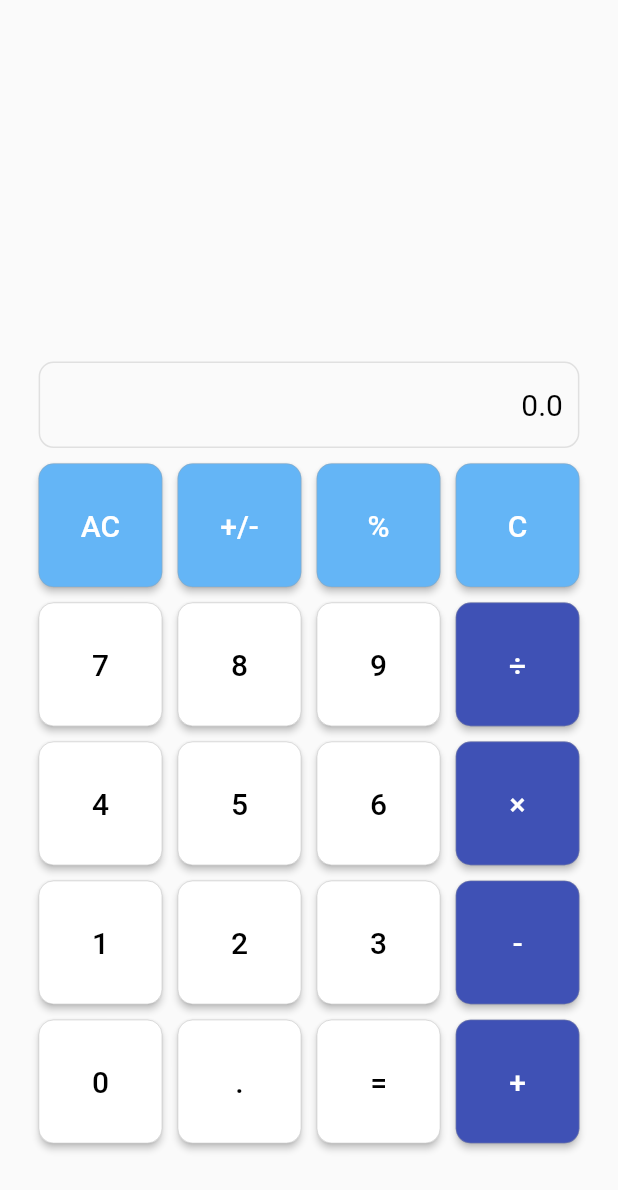
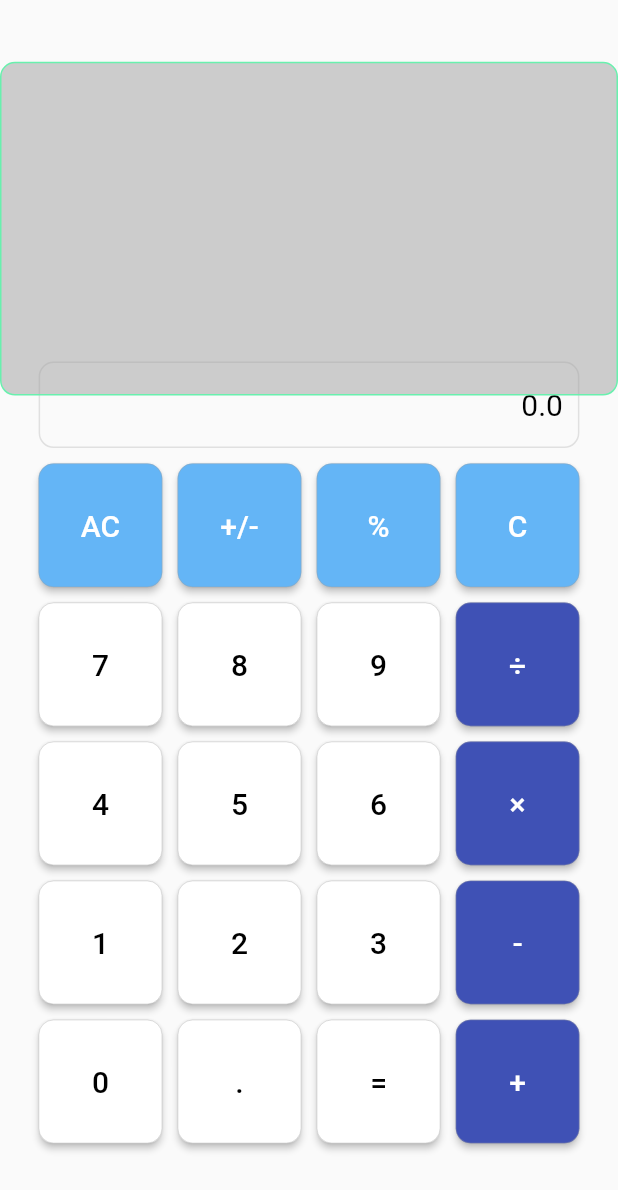
Before and after one commit to riii-san/container_calculator, a Flutter app: the screen it shows after launch, on a phone screen of 412 x 824 dp. Shown: the top 1190 px of the screen. Run offline on Flutter 3.47's test engine with Material 2 defaults, Android fonts, the phone set to English and light mode, and no system bars.

Commit message:
計算結果のドラッグ&ドロップと領域指定完了

```diff
--- a/lib/main.dart
+++ b/lib/main.dart
@@ -170,8 +170,7 @@ class _MyHomePageState extends State<MyHomePage> {
       body: Stack(
         children: <Widget>[
           // 0
-          Container(
-            child: Positioned(
+          Positioned(
             top: _deviceHeight - _containerSize - _bannerHeight,
             left: _sideSpace,
             width: _containerSize,
@@ -195,10 +194,8 @@ class _MyHomePageState extends State<MyHomePage> {
               ),
             ),
           ),
-          ),
           // .ボタン TODO : ボタン押された時の処理実装
-          Container(
-            child: Positioned(
+          Positioned(
             top: _deviceHeight - _containerSize - _bannerHeight,
             left: _sideSpace + _space * 1 + _containerSize * 1,
             width: _containerSize,
@@ -222,10 +219,8 @@ class _MyHomePageState extends State<MyHomePage> {
               ),
             ),
           ),
-          ),
           // =ボタン
-          Container(
-            child: Positioned(
+          Positioned(
             top: _deviceHeight - _containerSize - _bannerHeight,
             left: _sideSpace + _space * 2 + _containerSize * 2,
             width: _containerSize,
@@ -249,10 +244,8 @@ class _MyHomePageState extends State<MyHomePage> {
               ),
             ),
           ),
-          ),
           // +ボタン
-          Container(
-            child: Positioned(
+          Positioned(
             top: _deviceHeight - _containerSize - _bannerHeight,
             left: _sideSpace + _space * 3 + _containerSize * 3,
             width: _containerSize,
@@ -276,10 +269,8 @@ class _MyHomePageState extends State<MyHomePage> {
               ),
             ),
           ),
-          ),
           // 1ボタン
-          Container(
-            child: Positioned(
+          Positioned(
             top: _deviceHeight - _containerSize * 2 - _bannerHeight - _space * 1,
             left: _sideSpace,
             width: _containerSize,
@@ -303,10 +294,8 @@ class _MyHomePageState extends State<MyHomePage> {
               ),
             ),
           ),
-          ),
           // 2ボタン
-          Container(
-            child: Positioned(
+          Positioned(
             top: _deviceHeight - _containerSize * 2 - _bannerHeight - _space * 1,
             left: _sideSpace + _space * 1 + _containerSize * 1,
             width: _containerSize,
@@ -330,10 +319,8 @@ class _MyHomePageState extends State<MyHomePage> {
               ),
             ),
           ),
-          ),
           // 3ボタン
-          Container(
-            child: Positioned(
+          Positioned(
             top: _deviceHeight - _containerSize * 2 - _bannerHeight - _space * 1,
             left: _sideSpace + _space * 2 + _containerSize * 2,
             width: _containerSize,
@@ -357,10 +344,8 @@ class _MyHomePageState extends State<MyHomePage> {
               ),
             ),
           ),
-          ),
           // -ボタン
-          Container(
-            child: Positioned(
+          Positioned(
             top: _deviceHeight - _containerSize * 2 - _bannerHeight - _space * 1,
             left: _sideSpace + _space * 3 + _containerSize * 3,
             width: _containerSize,
@@ -384,10 +369,8 @@ class _MyHomePageState extends State<MyHomePage> {
               ),
             ),
           ),
-          ),
           // 4ボタン
-          Container(
-            child: Positioned(
+          Positioned(
             top: _deviceHeight - _containerSize * 3 - _bannerHeight - _space * 2,
             left: _sideSpace,
             width: _containerSize,
@@ -411,10 +394,8 @@ class _MyHomePageState extends State<MyHomePage> {
               ),
             ),
           ),
-          ),
           // 5ボタン
-          Container(
-            child: Positioned(
+          Positioned(
             top: _deviceHeight - _containerSize * 3 - _bannerHeight - _space * 2,
             left: _sideSpace + _space * 1 + _containerSize * 1,
             width: _containerSize,
@@ -438,10 +419,8 @@ class _MyHomePageState extends State<MyHomePage> {
               ),
             ),
           ),
-          ),
           // 6ボタン
-          Container(
-            child: Positioned(
+          Positioned(
             top: _deviceHeight - _containerSize * 3 - _bannerHeight - _space * 2,
             left: _sideSpace + _space * 2 + _containerSize * 2,
             width: _containerSize,
@@ -465,10 +444,8 @@ class _MyHomePageState extends State<MyHomePage> {
               ),
             ),
           ),
-          ),
           // ×ボタン
-          Container(
-            child: Positioned(
+          Positioned(
             top: _deviceHeight - _containerSize * 3 - _bannerHeight - _space * 2,
             left: _sideSpace + _space * 3 + _containerSize * 3,
             width: _containerSize,
@@ -492,10 +469,8 @@ class _MyHomePageState extends State<MyHomePage> {
               ),
             ),
           ),
-          ),
           // 7ボタン
-          Container(
-            child: Positioned(
+          Positioned(
             top: _deviceHeight - _containerSize * 4 - _bannerHeight - _space * 3,
             left: _sideSpace,
             width: _containerSize,
@@ -519,10 +494,8 @@ class _MyHomePageState extends State<MyHomePage> {
               ),
             ),
           ),
-          ),
           // 8ボタン
-          Container(
-            child: Positioned(
+          Positioned(
             top: _deviceHeight - _containerSize * 4 - _bannerHeight - _space * 3,
             left: _sideSpace + _space * 1 + _containerSize * 1,
             width: _containerSize,
@@ -546,10 +519,8 @@ class _MyHomePageState extends State<MyHomePage> {
               ),
             ),
           ),
-          ),
           // 9ボタン
-          Container(
-            child: Positioned(
+          Positioned(
             top: _deviceHeight - _containerSize * 4 - _bannerHeight - _space * 3,
             left: _sideSpace + _space * 2 + _containerSize * 2,
             width: _containerSize,
@@ -573,10 +544,8 @@ class _MyHomePageState extends State<MyHomePage> {
               ),
             ),
           ),
-          ),
           // ÷ボタン
-          Container(
-            child: Positioned(
+          Positioned(
             top: _deviceHeight - _containerSize * 4 - _bannerHeight - _space * 3,
             left: _sideSpace + _space * 3 + _containerSize * 3,
             width: _containerSize,
@@ -600,10 +569,8 @@ class _MyHomePageState extends State<MyHomePage> {
               ),
             ),
           ),
-          ),
           // ACボタン
-          Container(
-            child: Positioned(
+          Positioned(
             top: _deviceHeight - _containerSize * 5 - _bannerHeight - _space * 4,
             left: _sideSpace,
             width: _containerSize,
@@ -627,10 +594,8 @@ class _MyHomePageState extends State<MyHomePage> {
               ),
             ),
           ),
-          ),
           // +/-ボタン TODO : ボタン押された時の処理実装
-          Container(
-            child: Positioned(
+          Positioned(
             top: _deviceHeight - _containerSize * 5 - _bannerHeight - _space * 4,
             left: _sideSpace + _space * 1 + _containerSize * 1,
             width: _containerSize,
@@ -652,10 +617,8 @@ class _MyHomePageState extends State<MyHomePage> {
               ),
             ),
           ),
-          ),
           // %ボタン TODO : ボタン押された時の処理実装
-          Container(
-            child: Positioned(
+          Positioned(
             top: _deviceHeight - _containerSize * 5 - _bannerHeight - _space * 4,
             left: _sideSpace + _space * 2 + _containerSize * 2,
             width: _containerSize,
@@ -677,10 +640,8 @@ class _MyHomePageState extends State<MyHomePage> {
               ),
             ),
           ),
-          ),
           // Cボタン
-          Container(
-            child: Positioned(
+          Positioned(
             top: _deviceHeight - _containerSize * 5 - _bannerHeight - _space * 4,
             left: _sideSpace + _space * 3 + _containerSize * 3,
             width: _containerSize,
@@ -704,16 +665,15 @@ class _MyHomePageState extends State<MyHomePage> {
               ),
             ),
           ),
-          ),
           // ボタンを押下した結果を格納するコンテナ
-          Container(
-            child: Positioned(
+          Positioned(
             top: _deviceHeight - _containerSize * 5.7 - _bannerHeight - _space * 5,
             left: _sideSpace,
             width: _containerSize * 4 + _space * 3,
             height: _containerSize * 0.7,
+            child: Draggable(
               child: Container(
-                padding: EdgeInsets.all(10),
+                padding: const EdgeInsets.all(10),
                 alignment: Alignment.centerRight,
                 decoration: BoxDecoration(
                   border: Border.all(color: Colors.grey.shade300),
@@ -721,8 +681,40 @@ class _MyHomePageState extends State<MyHomePage> {
                 ),
                 child: Text(currentNum.toString(),style: const TextStyle(color: Colors.black,fontSize: 20)),
               ),
+              feedback: Material(
+                child: Container(
+                  padding: const EdgeInsets.all(10),
+                  alignment: Alignment.centerRight,
+                  decoration: BoxDecoration(
+                    border: Border.all(color: Colors.grey.shade300),
+                    borderRadius: BorderRadius.circular(10),
+                  ),
+                  width: _containerSize * 4 + _space * 3,
+                  height: _containerSize * 0.7,
+                  child: Text(currentNum.toString(),style: TextStyle(color: Colors.black.withOpacity(0.2),fontSize: 20)),
                 ),
               ),
+              onDragCompleted: (){
+                print("入った");
+              },
+            ),
+          ),
+          Positioned(
+            top: _containerSize * 0.5,
+            left: 0,
+            width: _deviceWidth,
+            height: _deviceHeight * 0.27,
+            child: DragTarget(builder: (context, candidateData, rejectedData) {
+              return Container(
+                // TODO : 塗りつぶし消す
+                decoration: BoxDecoration(
+                  border: Border.all(color: Colors.greenAccent),
+                  borderRadius: BorderRadius.circular(10),
+                  color: Colors.grey.withOpacity(0.5)
+                ),
+              );
+            }),
+          )
         ],
       ),
     );
@@ -731,8 +723,7 @@ class _MyHomePageState extends State<MyHomePage> {
 
 Widget returnCalcButton(String character,int j){
   i++;
-  return Container(
-    child: Positioned(
+  return Positioned(
     top: _deviceHeight - _containerSize - _bannerHeight,
     left: _sideSpace + _space * i + _containerSize * i,
     width: _containerSize,
@@ -749,6 +740,5 @@ Widget returnCalcButton(String character,int j){
         child: const Text('AC',style: TextStyle(color: Colors.white,fontSize: 20),),
       ),
     ),
-    ),
   );
 }
```
Lines whose indentation alone changed are shown as unchanged.
